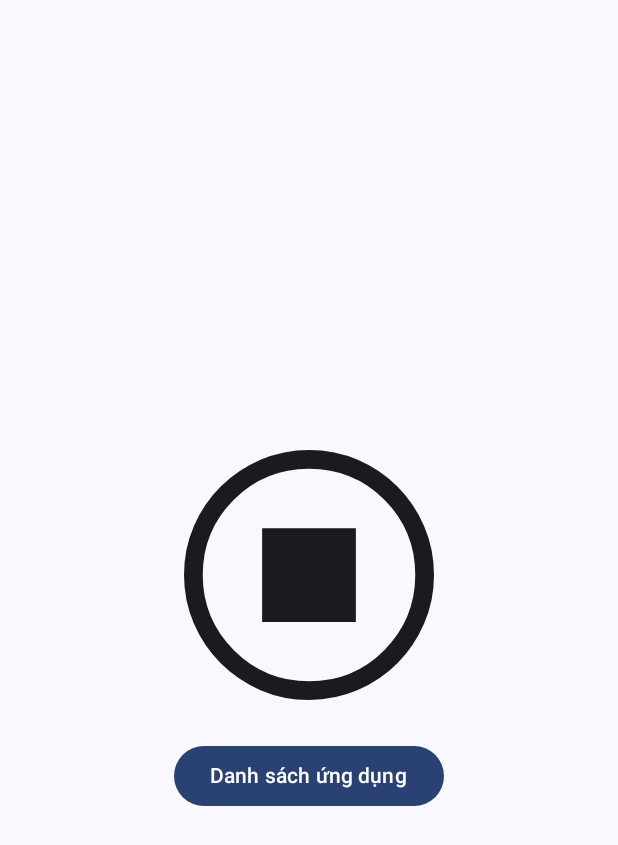
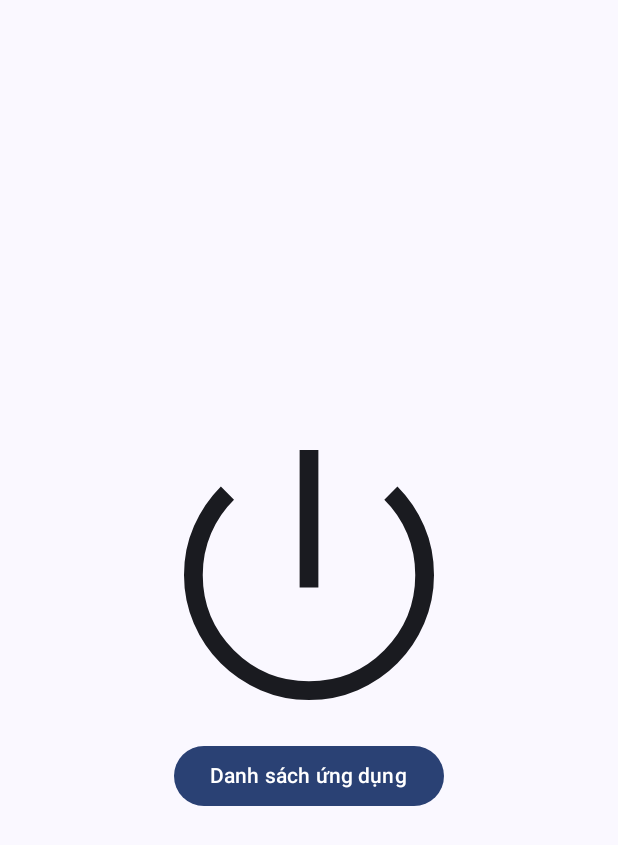
Before and after one commit to anhkien7780/FocAI, an Android app built with Jetpack Compose: the screen it shows after launch (MainActivity), after a tap on "Start Button", on a phone screen of 412 x 824 dp. Shown: the top 845 px of the screen. Run offline under Robolectric (Android 15) with nearby library versions, the phone set to English and light mode, and no system bars; 1 other tap on this screen came first.

```diff
--- a/app/src/main/AndroidManifest.xml
+++ b/app/src/main/AndroidManifest.xml
@@ -9,6 +9,7 @@
         </intent>
     </queries>
 
+    <uses-permission android:name="android.permission.SYSTEM_ALERT_WINDOW"/>
     <application
         android:allowBackup="true"
         android:dataExtractionRules="@xml/data_extraction_rules"
@@ -29,6 +30,7 @@
                 <category android:name="android.intent.category.LAUNCHER" />
             </intent-filter>
         </activity>
+
     </application>
 
 </manifest>
--- a/app/src/main/java/kien/projects/focai/ui/screens/MainScreen.kt
+++ b/app/src/main/java/kien/projects/focai/ui/screens/MainScreen.kt
@@ -1,5 +1,7 @@
 package kien.projects.focai.ui.screens
 
+import android.os.Build
+import androidx.annotation.RequiresApi
 import androidx.compose.foundation.layout.Arrangement
 import androidx.compose.foundation.layout.Column
 import androidx.compose.foundation.layout.Spacer
@@ -15,7 +17,9 @@ import androidx.compose.runtime.Composable
 import androidx.compose.runtime.collectAsState
 import androidx.compose.ui.Alignment
 import androidx.compose.ui.Modifier
+import androidx.compose.ui.platform.LocalContext
 import androidx.compose.ui.res.painterResource
+import androidx.compose.ui.res.stringResource
 import androidx.compose.ui.tooling.preview.Preview
 import androidx.compose.ui.unit.dp
 import androidx.lifecycle.viewmodel.compose.viewModel
@@ -27,16 +31,18 @@ import kotlinx.serialization.Serializable
 @Serializable
 object MainScreen
 
+@RequiresApi(Build.VERSION_CODES.M)
 @Composable
 fun MainScreen(
     mainViewModel: MainViewModel,
     modifier: Modifier = Modifier,
     navToAppList: () -> Unit = {}
 ) {
+    val context = LocalContext.current
     val startButtonState = mainViewModel.startButtonState.collectAsState()
     Scaffold { innerPadding ->
         Column(
-            modifier = Modifier
+            modifier = modifier
                 .padding(innerPadding)
                 .fillMaxSize(),
             horizontalAlignment = Alignment.CenterHorizontally,
@@ -45,17 +51,17 @@ fun MainScreen(
             IconButton(
                 modifier = Modifier.size(200.dp),
                 onClick = {
-                    mainViewModel.onStartButtonClicked()
+                    mainViewModel.onStartButtonClicked(context)
                 }
             ) {
                 when (startButtonState.value) {
-                    true ->
+                    false ->
                         Icon(
                         modifier = Modifier.fillMaxSize(),
                         painter = painterResource(R.drawable.power_settings_new_90dp),
                         contentDescription = "Start Button"
                     )
-                    false -> Icon(
+                    true -> Icon(
                         modifier = Modifier.fillMaxSize(),
                         painter = painterResource(R.drawable.stop_circle_90dp),
                         contentDescription = "Stop Button"
@@ -65,12 +71,13 @@ fun MainScreen(
             }
             Spacer(Modifier.size(10.dp))
             Button(onClick = {navToAppList()}) {
-                Text("Danh sách ứng dụng")
+                Text(stringResource(R.string.app_list))
             }
         }
     }
 }
 
+@RequiresApi(Build.VERSION_CODES.M)
 @Preview
 @Composable
 fun MainScreenPreview() {
--- a/app/src/main/java/kien/projects/focai/viewmodels/MainViewModel.kt
+++ b/app/src/main/java/kien/projects/focai/viewmodels/MainViewModel.kt
@@ -2,20 +2,42 @@ package kien.projects.focai.viewmodels
 
 import android.content.Context
 import android.content.Intent
+import android.os.Build
+import android.os.Handler
+import android.os.Looper
+import android.provider.Settings
+import android.widget.Toast
+import androidx.annotation.RequiresApi
+import androidx.compose.runtime.LaunchedEffect
+import androidx.core.net.toUri
 import androidx.lifecycle.ViewModel
+import kien.projects.focai.R
 import kien.projects.focai.models.AppInfo
 import kotlinx.coroutines.flow.MutableStateFlow
 
-class MainViewModel: ViewModel(){
+class MainViewModel : ViewModel() {
     private val _startButtonState = MutableStateFlow(false)
 
     val startButtonState = _startButtonState
 
-    fun onStartButtonClicked(){
-        _startButtonState.value = !_startButtonState.value
+    @RequiresApi(Build.VERSION_CODES.M)
+    fun onStartButtonClicked(context: Context) {
+        if (Settings.canDrawOverlays(context)) {
+            _startButtonState.value = !_startButtonState.value
+        } else {
+            Toast.makeText(
+                context,
+                context.getString(R.string.please_grant_ovelay_permission),
+                Toast.LENGTH_LONG
+            ).show()
+            Handler(Looper.getMainLooper()).postDelayed({
+                checkOverlayPermission(context)
+            }, 2000)
+
+        }
     }
 
-    fun getLauncherApps(context: Context): List<AppInfo>{
+    fun getLauncherApps(context: Context): List<AppInfo> {
         val pm = context.packageManager
         val intent = Intent(Intent.ACTION_MAIN, null).apply {
             addCategory(Intent.CATEGORY_LAUNCHER)
@@ -30,4 +52,12 @@ class MainViewModel: ViewModel(){
         }
     }
 
+    @RequiresApi(Build.VERSION_CODES.M)
+    private fun checkOverlayPermission(context: Context) {
+        val intent = Intent(
+            Settings.ACTION_MANAGE_OVERLAY_PERMISSION,
+            "package:${context.packageName}".toUri()
+        )
+        context.startActivity(intent)
+    }
 }
--- a/app/src/main/res/values/strings.xml
+++ b/app/src/main/res/values/strings.xml
@@ -4,4 +4,6 @@
     <string name="password">Mật khẩu</string>
     <string name="enter_username">Nhập tên đăng nhập</string>
     <string name="enter_password">Nhập mật khẩu</string>
+    <string name="please_grant_ovelay_permission">Vui lòng cấp quyền vẽ lên ứng dụng khác để ứng dụng hoạt động</string>
+    <string name="app_list">Danh sách ứng dụng</string>
 </resources>
```
